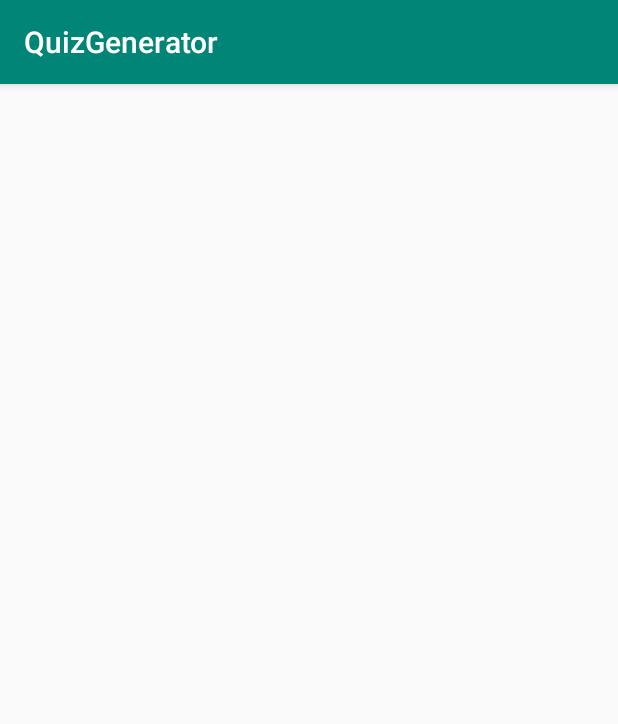
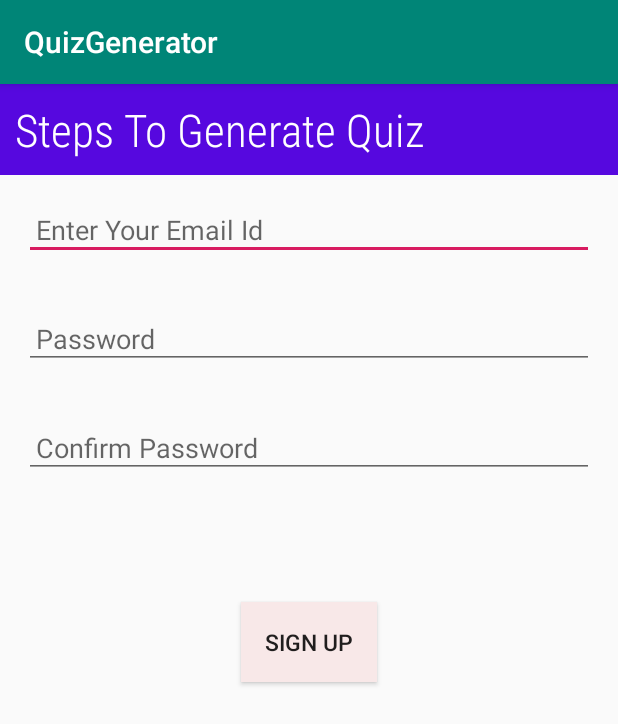
Before and after one commit to sandy13521/Quiz-Generator, an Android app: the SignUpActivity screen opened directly, with no data from a screen before it, on a phone screen of 412 x 824 dp. Shown: the top 724 px of the screen. Run offline under Robolectric (Android 15) with nearby library versions, the phone set to English and light mode, and no system bars; our stand-ins replace Firebase (no records; nobody signed in at launch, a user with empty details on screens opened directly).

Commit message:
Adding Quizzes

```diff
--- a/app/src/main/java/com/example/quizgenerator/LoginActivity.java
+++ b/app/src/main/java/com/example/quizgenerator/LoginActivity.java
@@ -13,6 +13,7 @@ import com.google.android.gms.tasks.OnCompleteListener;
 import com.google.android.gms.tasks.Task;
 import com.google.firebase.auth.AuthResult;
 import com.google.firebase.auth.FirebaseAuth;
+
 
 public class LoginActivity extends AppCompatActivity {
     private FirebaseAuth mAuth;
--- a/app/src/main/res/layout/activity_sign_up.xml
+++ b/app/src/main/res/layout/activity_sign_up.xml
@@ -1,8 +1,60 @@
 <?xml version="1.0" encoding="utf-8"?>
-<androidx.constraintlayout.widget.ConstraintLayout xmlns:android="http://schemas.android.com/apk/res/android"
+<LinearLayout xmlns:android="http://schemas.android.com/apk/res/android"
     xmlns:tools="http://schemas.android.com/tools"
     android:layout_width="match_parent"
     android:layout_height="match_parent"
+    android:orientation="vertical"
     tools:context=".SignUpActivity">
 
-</androidx.constraintlayout.widget.ConstraintLayout>
+    <TextView
+        android:layout_width="match_parent"
+        android:layout_height="wrap_content"
+        android:background="#5608DF"
+        android:fontFamily="sans-serif-condensed-light"
+        android:padding="10dp"
+        android:text="Steps To Generate Quiz"
+        android:textAlignment="center"
+        android:textColor="#FFFFFF"
+        android:textSize="30sp" />
+
+    <EditText
+        android:id="@+id/email"
+        android:layout_width="match_parent"
+        android:layout_height="wrap_content"
+        android:layout_margin="16dp"
+        android:contentDescription="Email"
+        android:hint="Enter Your Email Id"
+        android:padding="8dp" />
+
+    <EditText
+        android:id="@+id/password"
+        android:layout_width="match_parent"
+        android:layout_height="wrap_content"
+        android:layout_margin="16dp"
+        android:layout_marginTop="100px"
+        android:contentDescription="Password"
+        android:hint="Password"
+        android:padding="8dp" />
+
+    <EditText
+        android:id="@+id/confirmPassword"
+        android:layout_width="match_parent"
+        android:layout_height="wrap_content"
+        android:layout_margin="16dp"
+        android:layout_marginTop="100px"
+        android:contentDescription="ConfirmPassword"
+        android:hint="Confirm Password"
+        android:padding="8dp" />
+
+    <Button
+        android:id="@+id/sign_up_button"
+        android:layout_width="wrap_content"
+        android:layout_height="wrap_content"
+        android:layout_gravity="center"
+        android:layout_marginTop="100px"
+        android:background="#F8E8E8"
+        android:padding="16dp"
+        android:text="Sign Up"
+        android:textAlignment="center"
+        android:textSize="15sp" />
+</LinearLayout>
```
